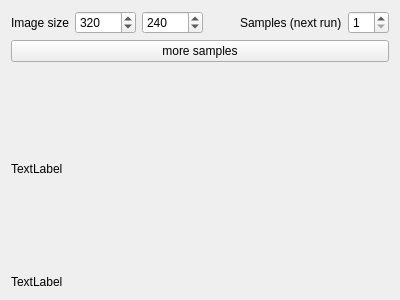
First picture: the form in src/picogen/cracker/renderwidget.ui, repository phresnel/picogen, before the edit.
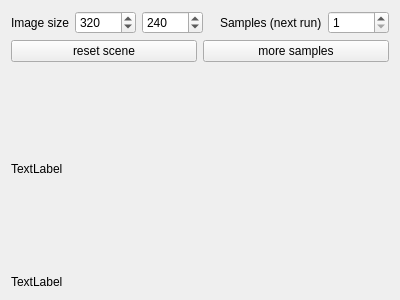
Second picture: the form after the edit.

Commit message: have a scene-reset button

What changed in the file:
```diff
--- a/src/picogen/cracker/renderwidget.ui
+++ b/src/picogen/cracker/renderwidget.ui
@@ -74,9 +74,21 @@
        <property name="minimum">
         <number>1</number>
        </property>
+       <property name="maximum">
+        <number>10000</number>
+       </property>
       </widget>
      </item>
     </layout>
+   </item>
+   <item>
+    <layout class="QHBoxLayout" name="horizontalLayout_2">
+     <item>
+      <widget class="QPushButton" name="resetsceneButton">
+       <property name="text">
+        <string>reset scene</string>
+       </property>
+      </widget>
    </item>
    <item>
     <widget class="QPushButton" name="pushButton">
@@ -84,6 +96,8 @@
       <string>more samples</string>
      </property>
     </widget>
+     </item>
+    </layout>
    </item>
    <item>
     <widget class="QLabel" name="label">
```
Lines whose indentation alone changed are shown as unchanged. The commit also changes 2 other files.
